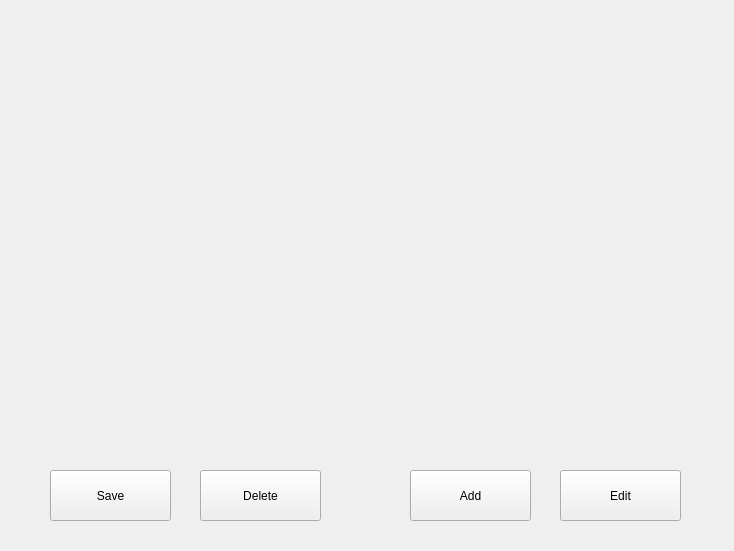
Above: stockwindow.ui from sriv95/Restaurant-Management before the change. Below: the same form after it.
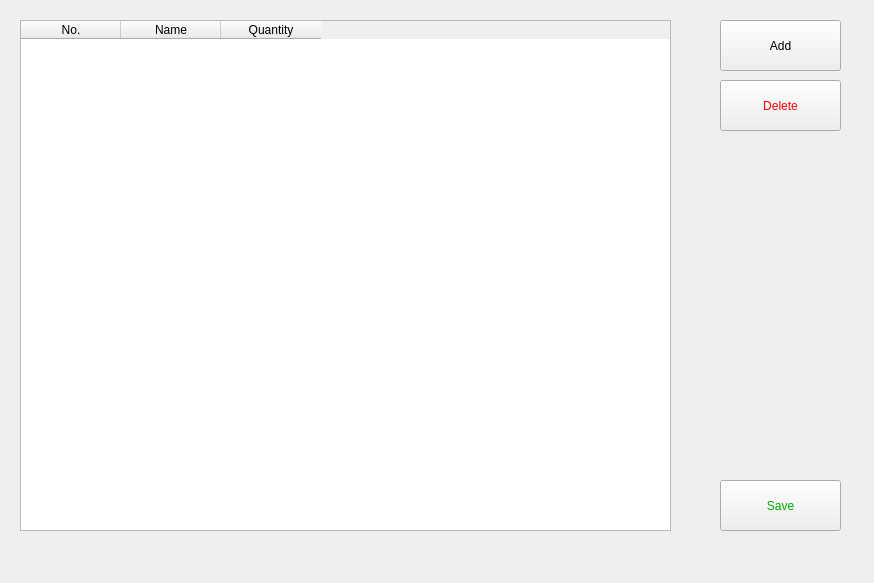
That is the form after the change.

Commit message: feature stocks

What changed in the file:
```diff
--- a/stockwindow.ui
+++ b/stockwindow.ui
@@ -6,8 +6,8 @@
    <rect>
     <x>0</x>
     <y>0</y>
-    <width>734</width>
-    <height>551</height>
+    <width>874</width>
+    <height>583</height>
    </rect>
   </property>
   <property name="windowTitle">
@@ -16,8 +16,8 @@
   <widget class="QPushButton" name="AddBtn">
    <property name="geometry">
     <rect>
-     <x>410</x>
-     <y>470</y>
+     <x>720</x>
+     <y>20</y>
      <width>121</width>
      <height>51</height>
     </rect>
@@ -26,28 +26,18 @@
     <string>Add</string>
    </property>
   </widget>
-  <widget class="QPushButton" name="EditBtn">
-   <property name="geometry">
-    <rect>
-     <x>560</x>
-     <y>470</y>
-     <width>121</width>
-     <height>51</height>
-    </rect>
-   </property>
-   <property name="text">
-    <string>Edit</string>
-   </property>
-  </widget>
   <widget class="QPushButton" name="SaveBtn">
    <property name="geometry">
     <rect>
-     <x>50</x>
-     <y>470</y>
+     <x>720</x>
+     <y>480</y>
      <width>121</width>
      <height>51</height>
     </rect>
    </property>
+   <property name="styleSheet">
+    <string notr="true">color: rgb(0, 170, 0)</string>
+   </property>
    <property name="text">
     <string>Save</string>
    </property>
@@ -55,8 +45,8 @@
   <widget class="QPushButton" name="DeleteBtn">
    <property name="geometry">
     <rect>
-     <x>200</x>
-     <y>470</y>
+     <x>720</x>
+     <y>80</y>
      <width>121</width>
      <height>51</height>
     </rect>
@@ -64,10 +54,59 @@
    <property name="acceptDrops">
     <bool>false</bool>
    </property>
+   <property name="styleSheet">
+    <string notr="true">color: rgb(255, 0, 0);</string>
+   </property>
    <property name="text">
     <string>Delete</string>
    </property>
   </widget>
+  <widget class="QTableWidget" name="tableStocks">
+   <property name="geometry">
+    <rect>
+     <x>20</x>
+     <y>20</y>
+     <width>651</width>
+     <height>511</height>
+    </rect>
+   </property>
+   <property name="alternatingRowColors">
+    <bool>true</bool>
+   </property>
+   <property name="selectionMode">
+    <enum>QAbstractItemView::SelectionMode::ExtendedSelection</enum>
+   </property>
+   <property name="sortingEnabled">
+    <bool>false</bool>
+   </property>
+   <attribute name="horizontalHeaderCascadingSectionResizes">
+    <bool>false</bool>
+   </attribute>
+   <attribute name="horizontalHeaderStretchLastSection">
+    <bool>false</bool>
+   </attribute>
+   <attribute name="verticalHeaderCascadingSectionResizes">
+    <bool>false</bool>
+   </attribute>
+   <attribute name="verticalHeaderStretchLastSection">
+    <bool>false</bool>
+   </attribute>
+   <column>
+    <property name="text">
+     <string>No.</string>
+    </property>
+   </column>
+   <column>
+    <property name="text">
+     <string>Name</string>
+    </property>
+   </column>
+   <column>
+    <property name="text">
+     <string>Quantity</string>
+    </property>
+   </column>
+  </widget>
  </widget>
  <resources/>
  <connections/>
```
The commit also changes 3 other files.
